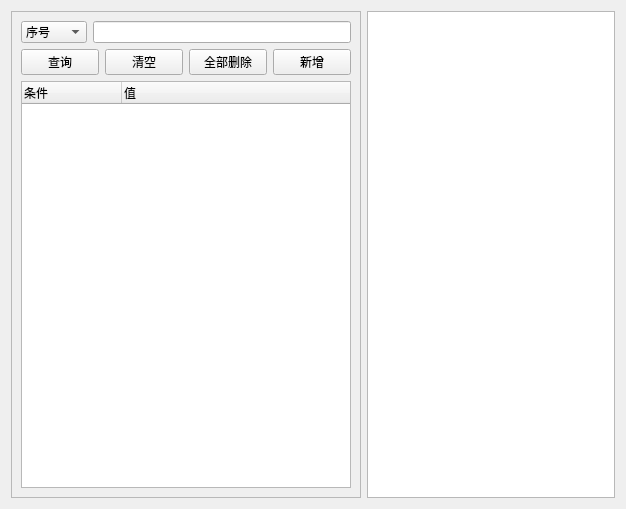
The window that Sajet/pcbqrcode.ui (Varlike0013/OracleQtMES) describes before a commit, drawn with Qt 5.
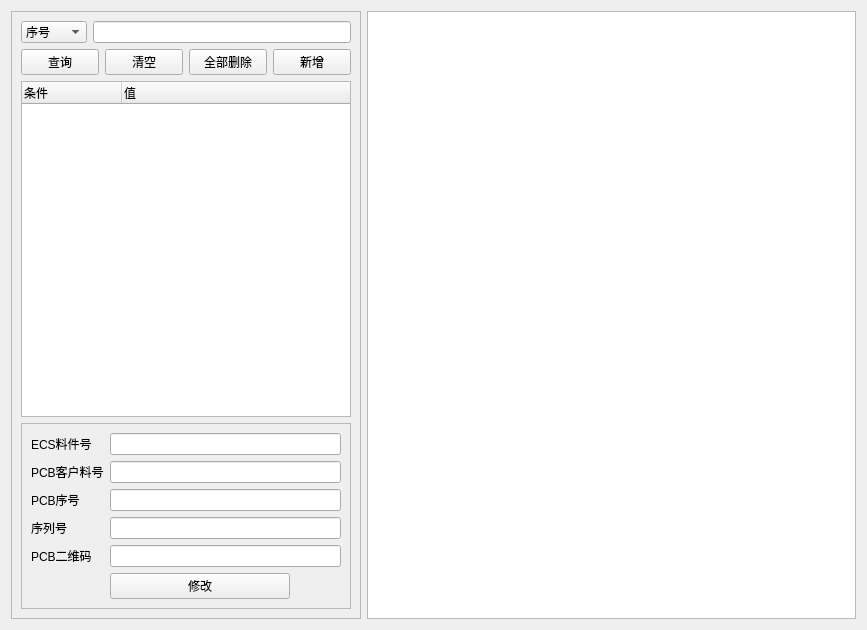
The same window after the commit.

Diff of the .ui file:
```diff
--- a/Sajet/pcbqrcode.ui
+++ b/Sajet/pcbqrcode.ui
@@ -6,8 +6,8 @@
    <rect>
     <x>0</x>
     <y>0</y>
-    <width>626</width>
-    <height>509</height>
+    <width>867</width>
+    <height>630</height>
    </rect>
   </property>
   <property name="windowTitle">
@@ -111,6 +111,87 @@
           </column>
          </widget>
         </item>
+        <item>
+         <widget class="QFrame" name="frame_2">
+          <property name="minimumSize">
+           <size>
+            <width>0</width>
+            <height>100</height>
+           </size>
+          </property>
+          <property name="frameShape">
+           <enum>QFrame::Shape::StyledPanel</enum>
+          </property>
+          <property name="frameShadow">
+           <enum>QFrame::Shadow::Raised</enum>
+          </property>
+          <layout class="QGridLayout" name="gridLayout">
+           <item row="0" column="0">
+            <widget class="QLabel" name="label">
+             <property name="text">
+              <string>ECS料件号</string>
+             </property>
+            </widget>
+           </item>
+           <item row="2" column="0">
+            <widget class="QLabel" name="label_3">
+             <property name="text">
+              <string>PCB序号</string>
+             </property>
+            </widget>
+           </item>
+           <item row="0" column="1">
+            <widget class="QLineEdit" name="lineEditEcsPartNo"/>
+           </item>
+           <item row="1" column="1">
+            <widget class="QLineEdit" name="lineEditPcbCustPn"/>
+           </item>
+           <item row="5" column="1">
+            <widget class="QPushButton" name="pushButtonUpdate">
+             <property name="maximumSize">
+              <size>
+               <width>180</width>
+               <height>16777215</height>
+              </size>
+             </property>
+             <property name="text">
+              <string>修改</string>
+             </property>
+            </widget>
+           </item>
+           <item row="1" column="0">
+            <widget class="QLabel" name="label_2">
+             <property name="text">
+              <string>PCB客户料号</string>
+             </property>
+            </widget>
+           </item>
+           <item row="3" column="0">
+            <widget class="QLabel" name="label_4">
+             <property name="text">
+              <string>序列号</string>
+             </property>
+            </widget>
+           </item>
+           <item row="4" column="0">
+            <widget class="QLabel" name="label_5">
+             <property name="text">
+              <string>PCB二维码</string>
+             </property>
+            </widget>
+           </item>
+           <item row="2" column="1">
+            <widget class="QLineEdit" name="lineEditPcbSn"/>
+           </item>
+           <item row="3" column="1">
+            <widget class="QLineEdit" name="lineEditStrSmtsn"/>
+           </item>
+           <item row="4" column="1">
+            <widget class="QLineEdit" name="lineEditPcbQrcode"/>
+           </item>
+          </layout>
+         </widget>
+        </item>
        </layout>
       </item>
      </layout>
```
